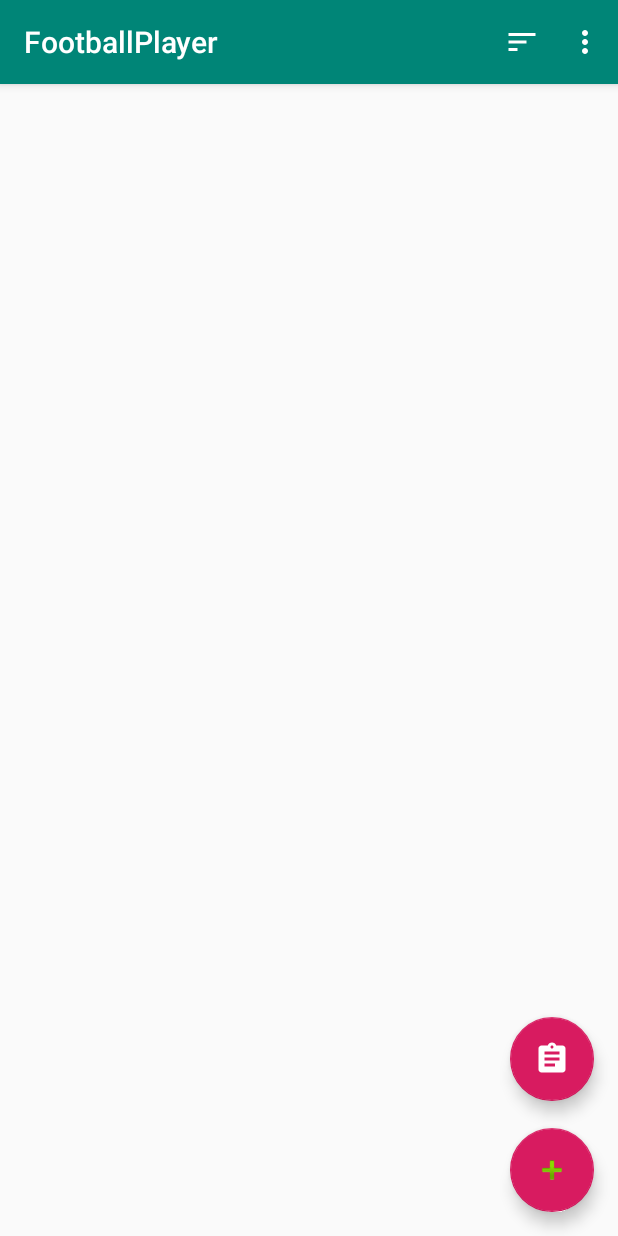
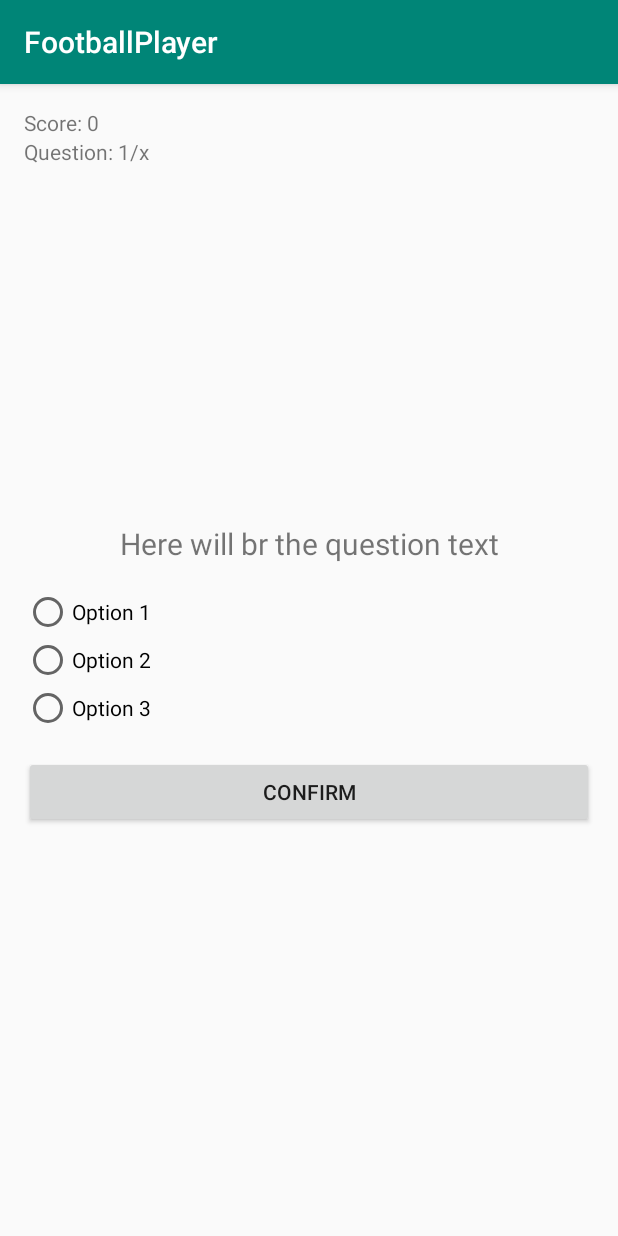
Before and after one commit to Hsun-Yu/NTUST-AppDesign-Football, an Android app: the screen it shows after launch (MainActivity before the commit, QuizActivity after it), after a tap on an icon or button, on a phone screen of 412 x 824 dp. Run offline under Robolectric (Android 15) with nearby library versions, the phone set to English and light mode, and no system bars.

Commit message:
Add Quiz activity

```diff
--- a/FootballPlayer/app/src/main/AndroidManifest.xml
+++ b/FootballPlayer/app/src/main/AndroidManifest.xml
@@ -12,6 +12,7 @@
         android:roundIcon="@mipmap/ic_launcher_round"
         android:supportsRtl="true"
         android:theme="@style/AppTheme">
+        <activity android:name=".QuizActivity"></activity>
         <activity
             android:name=".PlayerDetailActivity"
             android:label="@string/title_activity_player_detail"
--- a/FootballPlayer/app/src/main/java/com/example/footballplayer/MainActivity.java
+++ b/FootballPlayer/app/src/main/java/com/example/footballplayer/MainActivity.java
@@ -127,7 +127,8 @@ public class MainActivity extends AppCompatActivity implements
             @Override
             public void onClick(View view) {
                 // Create a new intent to start an AddTaskActivity
-
+                Intent quizIntent = new Intent(MainActivity.this, QuizActivity.class);
+                startActivity(quizIntent);
             }
         });
     }
--- /dev/null
+++ b/FootballPlayer/app/src/main/res/layout/activity_quiz.xml
@@ -0,0 +1,63 @@
+<?xml version="1.0" encoding="utf-8"?>
+<RelativeLayout xmlns:android="http://schemas.android.com/apk/res/android"
+    xmlns:app="http://schemas.android.com/apk/res-auto"
+    xmlns:tools="http://schemas.android.com/tools"
+    android:layout_width="match_parent"
+    android:layout_height="match_parent"
+    android:padding="16dp"
+    tools:context=".QuizActivity">
+
+    <TextView
+        android:id="@+id/text_view_score"
+        android:layout_width="wrap_content"
+        android:layout_height="wrap_content"
+        android:text="Score: 0"/>
+
+    <TextView
+        android:id="@+id/text_view_question_count"
+        android:layout_width="wrap_content"
+        android:layout_height="wrap_content"
+        android:text="Question: 1/x"
+        android:layout_below="@+id/text_view_score"/>
+
+    <TextView
+        android:layout_width="match_parent"
+        android:layout_height="wrap_content"
+        android:text="Here will br the question text"
+        android:textSize="20sp"
+        android:layout_above="@+id/radio_group_question"
+        android:layout_marginBottom="16dp"
+        android:textAlignment="center" />
+   <RadioGroup
+       android:id="@+id/radio_group_question"
+       android:layout_centerVertical="true"
+       android:layout_width="wrap_content"
+       android:layout_height="wrap_content"
+>
+
+        <RadioButton
+            android:id="@+id/radio_button_question1"
+            android:layout_width="wrap_content"
+            android:layout_height="wrap_content"
+            android:text="Option 1"/>
+       <RadioButton
+           android:id="@+id/radio_button_question2"
+           android:layout_width="wrap_content"
+           android:layout_height="wrap_content"
+           android:text="Option 2"/>
+       <RadioButton
+           android:id="@+id/radio_button_question3"
+           android:layout_width="wrap_content"
+           android:layout_height="wrap_content"
+           android:text="Option 3"/>
+   </RadioGroup>
+
+    <Button
+        android:id="@+id/button_confirm_next"
+        android:layout_width="match_parent"
+        android:layout_height="wrap_content"
+        android:layout_marginTop="16dp"
+        android:layout_below="@+id/radio_group_question"
+        android:text="Confirm"/>
+
+</RelativeLayout>
```
Also changed, not shown: FootballPlayer/app/src/main/java/com/example/footballplayer/QuizActivity.java (added, +85 -0 lines).
